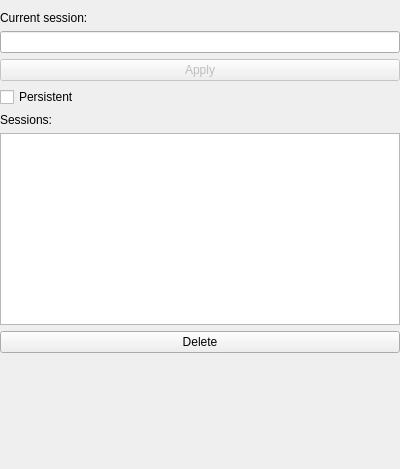
Above: ChatSessionWidget.ui from asianirish/AI-Ronaut before the change. Below: the same form after it.
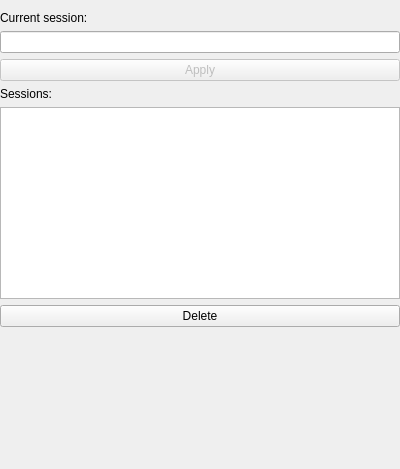
That is the form after the change.

Commit message: delete isPersistentBox from ChatSessionWidget.ui

```diff
--- a/ChatSessionWidget.ui
+++ b/ChatSessionWidget.ui
@@ -64,13 +64,6 @@
         </property>
        </widget>
       </item>
-      <item>
-       <widget class="QCheckBox" name="isPersistentBox">
-        <property name="text">
-         <string>Persistent</string>
-        </property>
-       </widget>
-      </item>
       <item>
        <widget class="QLabel" name="label_2">
         <property name="text">
```
Left out of the diff: 1 changed line with no effect on the pictures.
